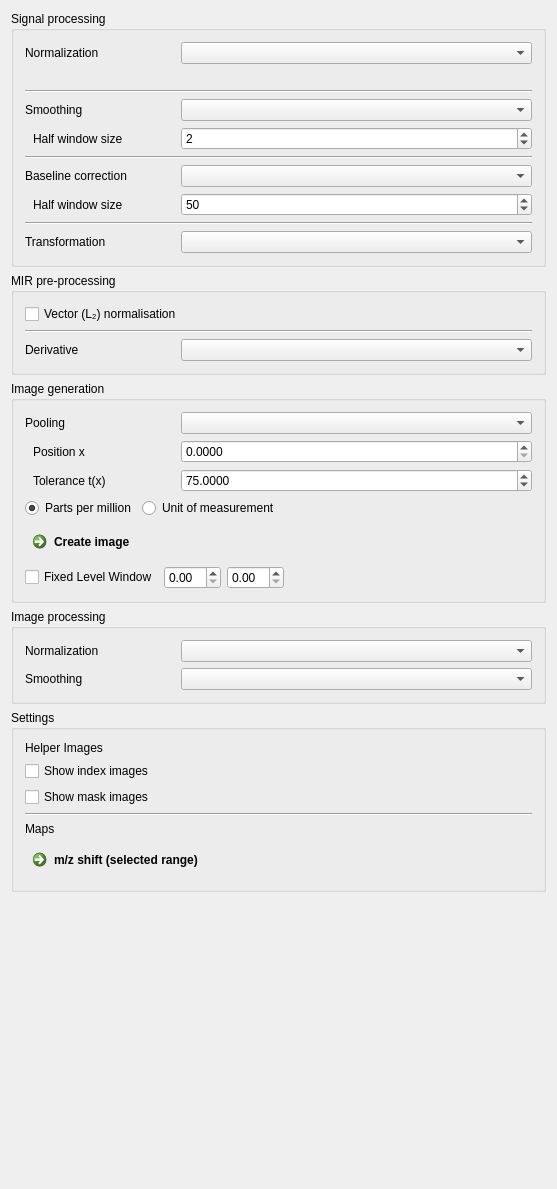
The window that Plugins/org.mitk.gui.qt.m2.data/src/internal/m2DataView.ui (m2aia/m2aia) describes before a commit, drawn with Qt 5.
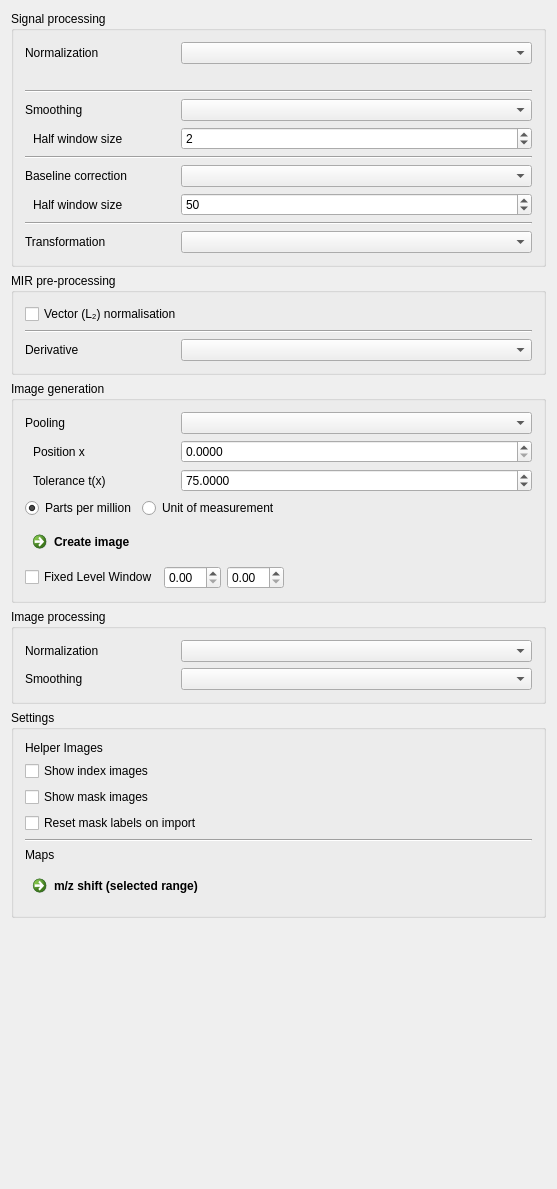
The same window after the commit.

Commit message: Add mask label reset option in data view and enhance logging for segmentation

The edit to the form file:
```diff
--- a/Plugins/org.mitk.gui.qt.m2.data/src/internal/m2DataView.ui
+++ b/Plugins/org.mitk.gui.qt.m2.data/src/internal/m2DataView.ui
@@ -884,6 +884,19 @@
         </property>
        </widget>
       </item>
+      <item>
+       <widget class="QCheckBox" name="ckResetMaskLabels">
+        <property name="toolTip">
+         <string>Remaps the foreground label value to 1. Only applies if the segmentation has exactly two labels (background + one foreground) and the foreground label value is not 1.</string>
+        </property>
+        <property name="text">
+         <string>Reset mask labels on import</string>
+        </property>
+        <property name="checked">
+         <bool>false</bool>
+        </property>
+       </widget>
+      </item>
       <item>
        <widget class="Line" name="line">
         <property name="orientation">
```
The commit also changes 2 other files.
